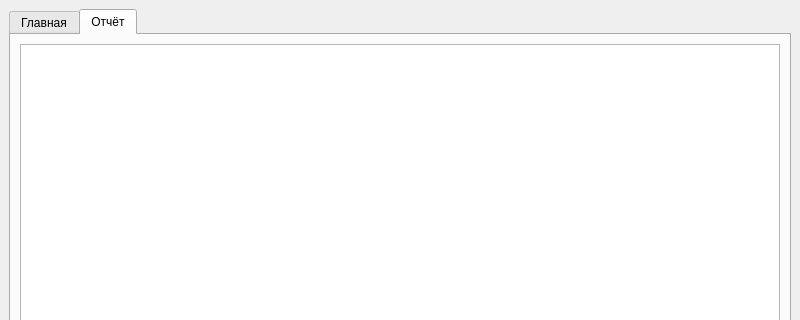
The window that mainwindow.ui (molchanovsv/kursovaya2) describes before a commit, drawn with Qt 5; both pictures show x 0 to 800 and y 0 to 320 of the 800 by 600 pixel window.
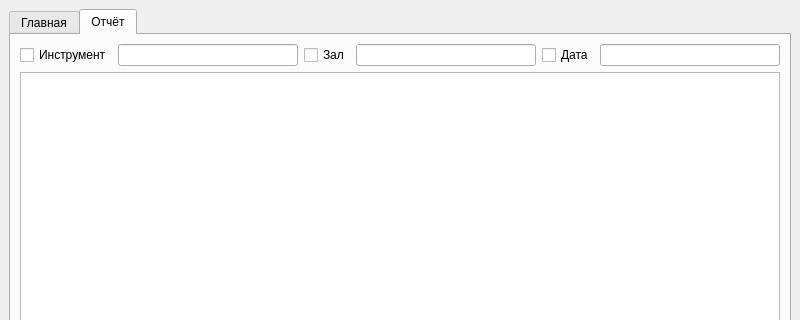
The same window after the commit. The open tabs and pages were chosen to show the change.

Commit message: Add report filters

Diff of the .ui file:
```diff
--- a/mainwindow.ui
+++ b/mainwindow.ui
@@ -131,6 +131,40 @@
         <string>Отчёт</string>
        </attribute>
        <layout class="QVBoxLayout" name="verticalLayout_3">
+        <item>
+         <layout class="QHBoxLayout" name="reportFilterLayout">
+          <item>
+           <widget class="QCheckBox" name="instrumentFilterCheck">
+            <property name="text">
+             <string>Инструмент</string>
+            </property>
+           </widget>
+          </item>
+          <item>
+           <widget class="QLineEdit" name="instrumentFilterEdit"/>
+          </item>
+          <item>
+           <widget class="QCheckBox" name="hallFilterCheck">
+            <property name="text">
+             <string>Зал</string>
+            </property>
+           </widget>
+          </item>
+          <item>
+           <widget class="QLineEdit" name="hallFilterEdit"/>
+          </item>
+          <item>
+           <widget class="QCheckBox" name="dateFilterCheck">
+            <property name="text">
+             <string>Дата</string>
+            </property>
+           </widget>
+          </item>
+          <item>
+           <widget class="QLineEdit" name="dateFilterEdit"/>
+          </item>
+         </layout>
+        </item>
           <item>
            <widget class="QTableWidget" name="reportTable">
             <property name="sizePolicy">
```
Lines whose indentation alone changed are shown as unchanged. The commit also changes 1 other file.
